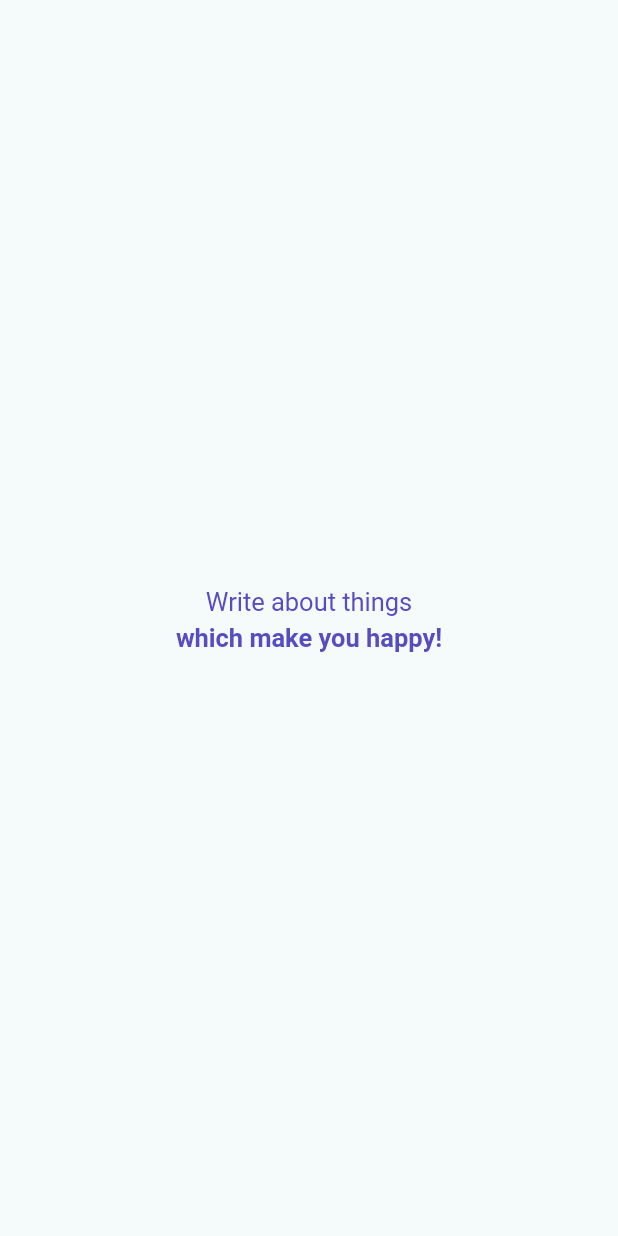
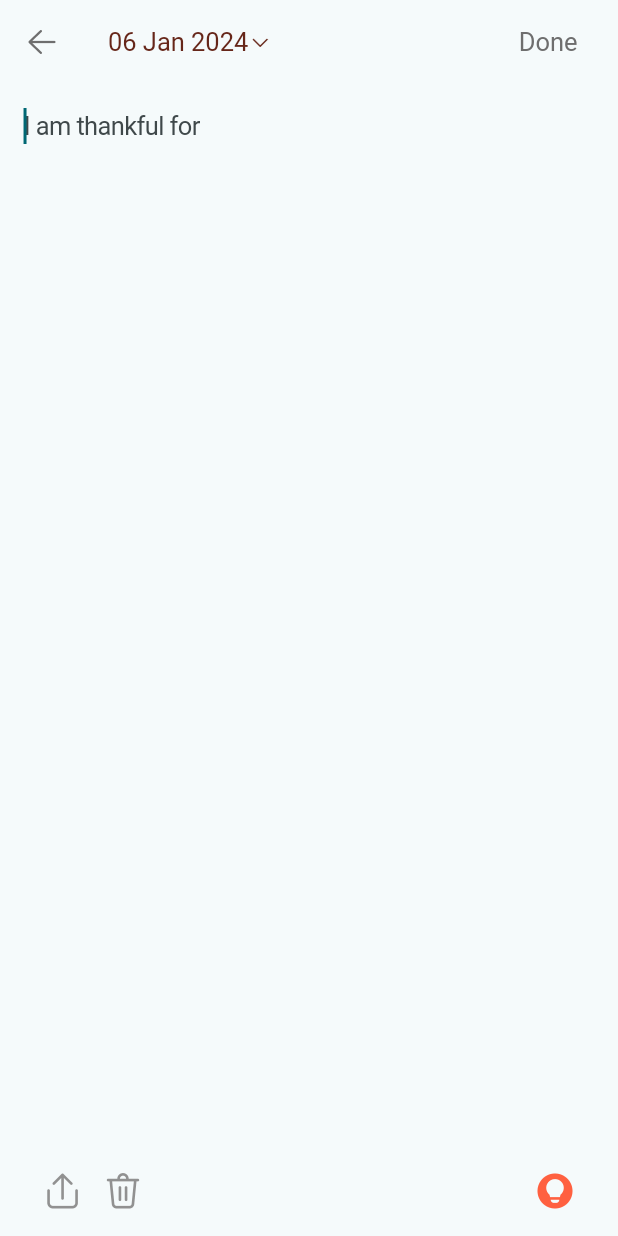
Before and after one commit to aravindkarthik96/tinylogs, a Flutter app: the TinyLogsAddLogPage screen opened directly, on a phone screen of 412 x 824 dp. Run offline on Flutter 3.47's test engine with Material 3 defaults, Android fonts, the phone set to English and light mode, and no system bars.

Commit message:
created UI for the AddLogsPAge

```diff
--- a/lib/TinyLogsAddLogPage.dart
+++ b/lib/TinyLogsAddLogPage.dart
@@ -1,4 +1,5 @@
 import 'package:flutter/material.dart';
+import 'package:intl/intl.dart';
 
 class TinyLogsAddLogPage extends StatefulWidget {
   const TinyLogsAddLogPage({super.key});
@@ -8,35 +9,103 @@ class TinyLogsAddLogPage extends StatefulWidget {
 }
 
 class _TinyLogsAddLogPageState extends State<TinyLogsAddLogPage> {
+  DateTime selectedDate = DateTime.now();
+
+  Future<void> _selectDate(BuildContext context) async {
+    final DateTime? picked = await showDatePicker(
+      context: context,
+      initialDate: selectedDate,
+      firstDate: DateTime(2000),
+      lastDate: DateTime(2101),
+    );
+    if (picked != null && picked != selectedDate) {
+      setState(() {
+        selectedDate = picked;
+      });
+    }
+  }
+
   @override
   Widget build(BuildContext context) {
     return Scaffold(
-      body: Center(
-        child: Column(
-          mainAxisAlignment: MainAxisAlignment.center,
-          children: <Widget>[
-            RichText(
-              textAlign: TextAlign.center,
-              text: const TextSpan(
-                style: TextStyle(
-                  fontSize: 17, // Text size
-                  letterSpacing: -0.02, // Letter spacing
-                  color: Color(0xFF564DBF), // Text color
-                  height: 24 /
-                      17, // Line height divided by font size for line height ratio
-                ),
-                children: <TextSpan>[
-                  TextSpan(text: 'Write about things '),
-                  TextSpan(
-                    text: '\nwhich make you happy!',
-                    style: TextStyle(fontWeight: FontWeight.bold),
-                  ),
-                ],
+      appBar: AppBar(
+        leading: IconButton(
+          icon: Image.asset(
+            'assets/images/arrow_left.png',
+            width: 24,
+            height: 24,
+          ),
+          onPressed: () {
+            Navigator.of(context).pop();
+          },
+        ),
+        title: InkWell(
+          onTap: () => _selectDate(context),
+          child: Row(
+            mainAxisSize: MainAxisSize.min,
+            children: [
+              Text(DateFormat('dd MMM yyyy').format(selectedDate),
+                  style: const TextStyle(
+                    fontSize: 17.0,
+                    letterSpacing: -0.02,
+                    color: Color(0xFF662619),
+                    height: 1.41,
+                  )),
+              Image.asset('assets/images/arrow_drop_down.png',
+                  width: 16, height: 16),
+            ],
+          ),
+        ),
+        actions: const <Widget>[
+          Padding(
+            padding: EdgeInsets.only(right: 27),
+            child: Text(
+              'Done',
+              textAlign: TextAlign.right,
+              style: TextStyle(
+                fontSize: 17.0,
+                letterSpacing: -0.02,
+                color: Color(0xFF6E6E6E),
+                height:
+                    1.41, // Approximation for android:lineSpacingExtra="4sp" with 17sp text size
               ),
             ),
-          ],
+          )
+        ],
+      ),
+      body: const Padding(
+        padding: EdgeInsets.all(16.0),
+        child: TextField(
+          keyboardType: TextInputType.multiline,
+          maxLines: null,
+          autofocus: true,
+          decoration: InputDecoration.collapsed(
+            hintText: 'I am thankful for',
+            hintStyle: TextStyle(
+              fontSize: 17.0,
+              height: 1.4,
+              letterSpacing: -0.41,
+            ),
+          ),
+          style: TextStyle(
+            fontSize: 17.0,
+            height: 1.4,
+            letterSpacing: -0.41,
+          ),
         ),
       ),
+      floatingActionButton: Row(
+        children: [
+          const SizedBox(width: 28),
+          Image.asset("assets/images/icon_share.png", width: 28, height: 28),
+          const SizedBox(width: 12),
+          Image.asset("assets/images/icon_delete.png", width: 28, height: 28),
+          const Spacer(),
+          Image.asset("assets/images/icon_ask_hint.png", width: 28, height: 28),
+          const SizedBox(width: 28),
+        ],
+      ),
+      floatingActionButtonLocation: FloatingActionButtonLocation.centerFloat,
     );
   }
 }
```
Also changed, not shown: pubspec.yaml (+6 -1 lines), assets/images/arrow_drop_down.png (added), assets/images/icon_ask_hint.png (added), assets/images/icon_delete.png (added), assets/images/icon_share.png (added), lib/generated/assets.dart (deleted), pubspec.lock.
